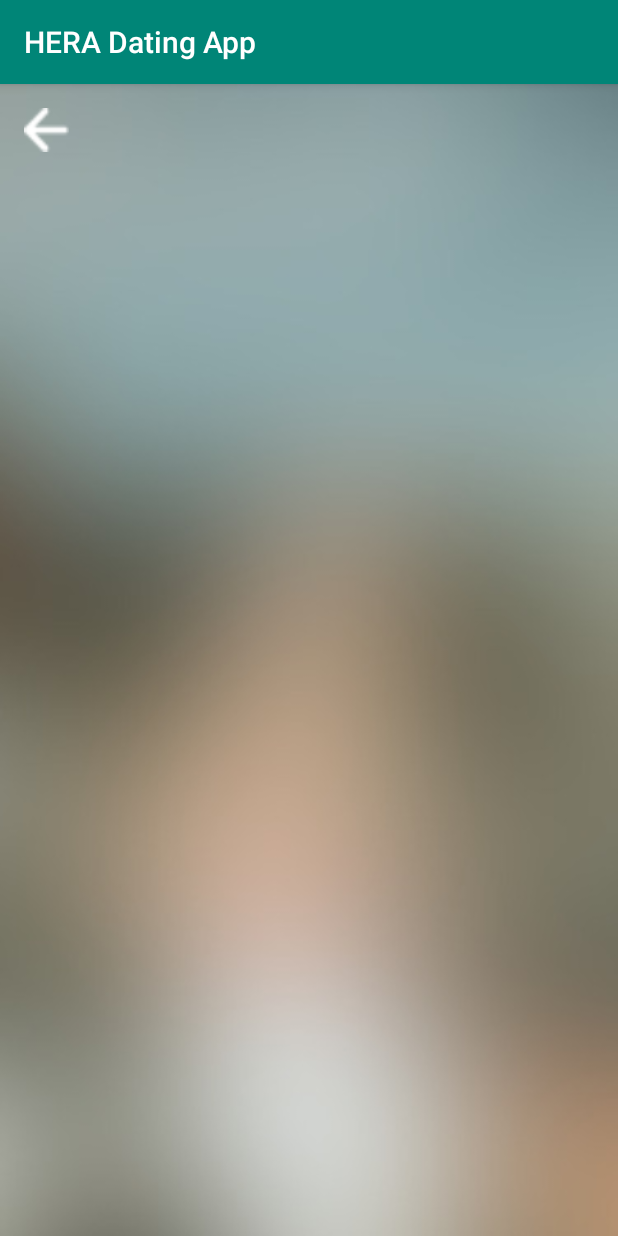
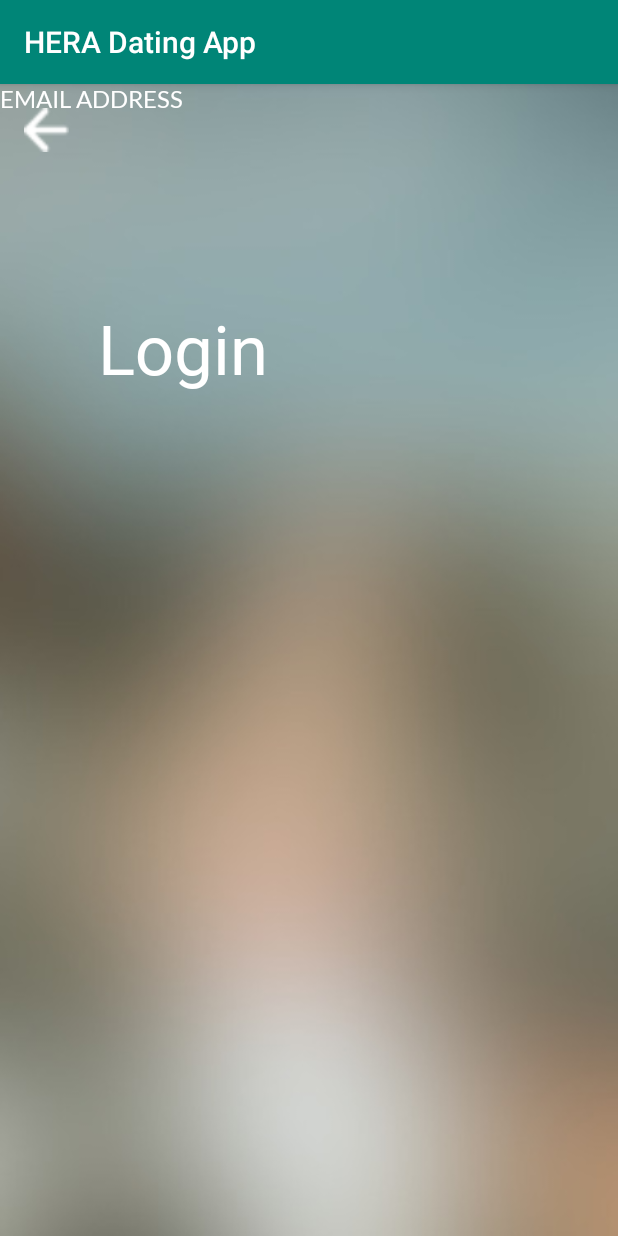
Before and after one commit to joshlimlim/HERADatingApp, an Android app: the LoginActivity screen opened directly, with no data from a screen before it, on a phone screen of 412 x 824 dp. Run offline under Robolectric (Android 15) with nearby library versions, the phone set to English and light mode, and no system bars.

```diff
--- a/app/src/main/res/layout/activity_login.xml
+++ b/app/src/main/res/layout/activity_login.xml
@@ -6,6 +6,21 @@
     android:layout_height="match_parent"
     android:background="@drawable/blur"
     tools:context=".LoginActivity">
+
+    <TextView
+        android:id="@+id/textView8"
+        android:layout_width="wrap_content"
+        android:layout_height="wrap_content"
+        android:layout_marginStart="32dp"
+        android:layout_marginTop="100dp"
+        android:layout_marginEnd="200dp"
+        android:fontFamily="@font/lato_light"
+        android:text="Login"
+        android:textColor="@android:color/white"
+        android:textSize="46sp"
+        app:layout_constraintEnd_toEndOf="parent"
+        app:layout_constraintStart_toStartOf="parent"
+        app:layout_constraintTop_toBottomOf="@+id/imageButton3" />
 
     <ImageButton
         android:id="@+id/imageButton3"
@@ -17,4 +32,15 @@
         app:layout_constraintStart_toStartOf="parent"
         app:layout_constraintTop_toTopOf="parent" />
 
+    <TextView
+        android:id="@+id/textView9"
+        android:layout_width="wrap_content"
+        android:layout_height="wrap_content"
+        android:fontFamily="@font/lato"
+        android:text="EMAIL ADDRESS"
+        android:textColor="@android:color/white"
+        android:textSize="16sp"
+        tools:layout_editor_absoluteX="68dp"
+        tools:layout_editor_absoluteY="240dp" />
+
 </android.support.constraint.ConstraintLayout>
--- a/app/src/main/res/layout/activity_register.xml
+++ b/app/src/main/res/layout/activity_register.xml
@@ -124,6 +124,7 @@
         android:ems="10"
         android:hint="example@gmail.com"
         android:inputType="textEmailAddress"
+        android:textColor="@android:color/white"
         app:layout_constraintEnd_toEndOf="parent"
         app:layout_constraintHorizontal_bias="0.258"
         app:layout_constraintStart_toStartOf="parent"
```
Also changed, not shown: app/src/main/java/com/mad/heradatingapp/SwipeCard.java (+8 -8 lines).
